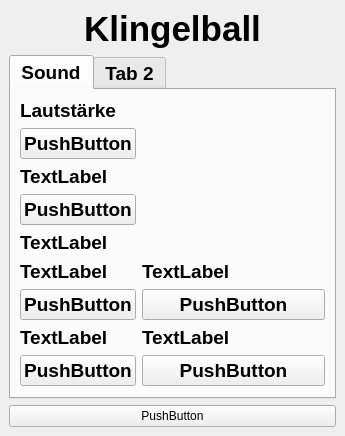
First picture: the form in klingelballui.ui, repository Sammasas/Klingelball-App, before the edit.
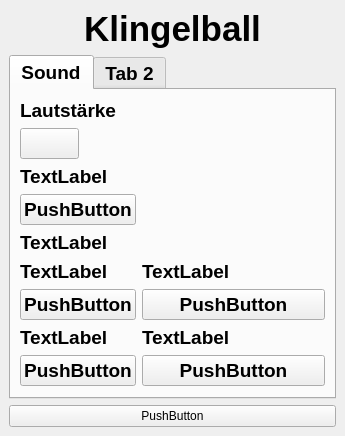
Second picture: the form after the edit. Icons and pictures are not drawn.

Commit message: UI Button image try1

```diff
--- a/klingelballui.ui
+++ b/klingelballui.ui
@@ -13,6 +13,9 @@
   <property name="windowTitle">
    <string>KlingelballUI</string>
   </property>
+  <property name="styleSheet">
+   <string notr="true">QPushButton{border-image: url(:/new/prefix1/ButtonUp.png);}</string>
+  </property>
   <widget class="QWidget" name="centralwidget">
    <layout class="QVBoxLayout" name="verticalLayout">
     <item>
@@ -66,13 +69,6 @@
           </property>
          </widget>
         </item>
-        <item row="1" column="0">
-         <widget class="QPushButton" name="pushButton">
-          <property name="text">
-           <string>PushButton</string>
-          </property>
-         </widget>
-        </item>
         <item row="2" column="0">
          <widget class="QLabel" name="label_3">
           <property name="text">
@@ -150,6 +146,20 @@
           </property>
          </widget>
         </item>
+        <item row="1" column="0">
+         <widget class="QPushButton" name="SoundUp">
+          <property name="font">
+           <font>
+            <family>SansSerif</family>
+            <pointsize>14</pointsize>
+            <bold>false</bold>
+           </font>
+          </property>
+          <property name="text">
+           <string/>
+          </property>
+         </widget>
+        </item>
        </layout>
       </widget>
       <widget class="QWidget" name="tab_2">
```
Left out of the diff: 10 changed lines with no effect on the pictures. The commit also changes 3 other files.
